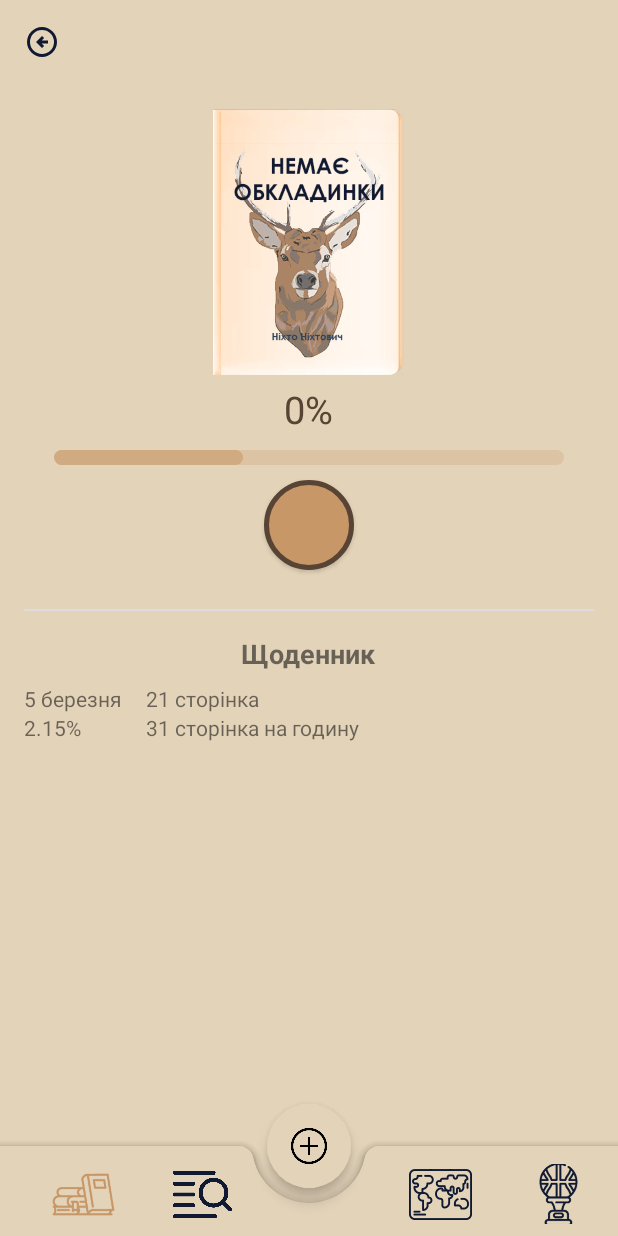
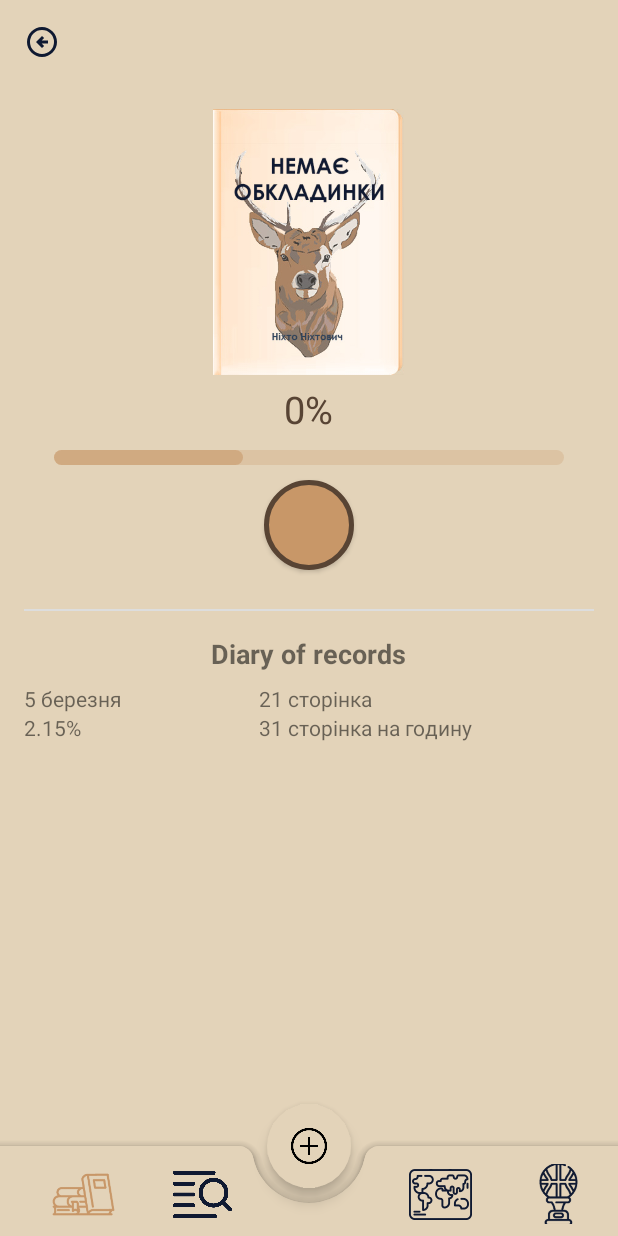
Before and after one commit to DakotaOlha/BookVoyager, an Android app: the fragment BookTimerFragment placed in its activity, on a phone screen of 412 x 824 dp. Run offline under Robolectric (Android 15) with nearby library versions, the phone set to English and light mode, and no system bars; our stand-ins replace Firebase (no records; nobody signed in at launch, a user with empty details on screens opened directly), Picasso; pictures from the network do not load.

Commit message:
Change book timer fragment

```diff
--- a/app/src/main/java/com/example/bookvoyager/BookTimerFragment.java
+++ b/app/src/main/java/com/example/bookvoyager/BookTimerFragment.java
@@ -10,6 +10,8 @@ import android.view.ViewGroup;
 import android.widget.ImageButton;
 import android.widget.ImageView;
 import android.widget.ProgressBar;
+import android.widget.TableLayout;
+import android.widget.TableRow;
 import android.widget.TextView;
 
 import androidx.annotation.NonNull;
@@ -32,8 +34,6 @@ import java.util.Locale;
 public class BookTimerFragment extends Fragment {
 
     private static final String ARG_TITLE = "title";
-    private static final String ARG_PROGRESS = "progress";
-    private static final String ARG_TIME_LOGGED = "time_logged";
 
     ReadingSessions readingSessions = null;
     private int percent = 80;
@@ -58,8 +58,6 @@ public class BookTimerFragment extends Fragment {
         BookTimerFragment fragment = new BookTimerFragment();
         Bundle args = new Bundle();
         args.putString(ARG_TITLE, title);
-//        args.putString(ARG_PROGRESS, progress);
-//        args.putString(ARG_TIME_LOGGED, timeLogged);
         args.putString("coverUrl", coverUrl);
         fragment.setArguments(args);
         return fragment;
@@ -135,6 +133,10 @@ public class BookTimerFragment extends Fragment {
                 handler.postDelayed(this, 1000);
             }
         };
+
+        TableLayout tableLayout = view.findViewById(R.id.statsTable);
+        addStatsRow(tableLayout, "5 березня", "21 сторінка");
+        addStatsRow(tableLayout, "2.15%", "31 сторінка на годину");
 
         getDataFromFirebase();
         return view;
@@ -256,13 +258,11 @@ public class BookTimerFragment extends Fragment {
                 int currentPage = Integer.parseInt(pageStr);
                 //saveReadingProgress(currentPage, elapsedTime);
             }
-            // Скидаємо секундомір після збереження
             elapsedTime = 0;
             updateTimerText(0);
         });
         builder.setNegativeButton("Скасувати", (dialog, which) -> {
             dialog.cancel();
-            // Скидаємо секундомір, якщо користувач скасував
             elapsedTime = 0;
             updateTimerText(0);
         });
@@ -386,6 +386,21 @@ public class BookTimerFragment extends Fragment {
 
     }
 
+    private void addStatsRow(TableLayout table, String leftText, String rightText) {
+        TableRow row = new TableRow(getContext());
+
+        TextView leftView = new TextView(getContext());
+        leftView.setText(leftText);
+        row.addView(leftView);
+
+        TextView rightView = new TextView(getContext());
+        rightView.setText(rightText);
+        rightView.setPadding(16, 0, 0, 0);
+        row.addView(rightView);
+
+        table.addView(row);
+    }
+
     @Override
     public void onDestroy() {
         super.onDestroy();
--- a/app/src/main/res/layout/fragment_book_timer.xml
+++ b/app/src/main/res/layout/fragment_book_timer.xml
@@ -100,7 +100,7 @@
             android:layout_height="wrap_content"
             android:text="Завершити"
             android:visibility="gone"
-            app:backgroundTint="@color/BlackBlue"/>
+            app:backgroundTint="@color/BlackBrown"/>
     </LinearLayout>
 
     <View
@@ -112,38 +112,16 @@
     <TextView
         android:layout_width="wrap_content"
         android:layout_height="wrap_content"
-        android:text="Щоденник"
+        android:text="Diary of records"
         android:textSize="18sp"
         android:textStyle="bold"/>
 
     <TableLayout
+        android:id="@+id/statsTable"
         android:layout_width="match_parent"
         android:layout_height="wrap_content"
-        android:layout_marginTop="8dp">
-
-        <TableRow>
-            <TextView
-                android:layout_width="wrap_content"
-                android:layout_height="wrap_content"
-                android:text="5 березня"/>
-            <TextView
-                android:layout_width="wrap_content"
-                android:layout_height="wrap_content"
-                android:layout_marginStart="16dp"
-                android:text="21 сторінка"/>
-        </TableRow>
-
-        <TableRow>
-            <TextView
-                android:layout_width="wrap_content"
-                android:layout_height="wrap_content"
-                android:text="2.15%"/>
-            <TextView
-                android:layout_width="wrap_content"
-                android:layout_height="wrap_content"
-                android:layout_marginStart="16dp"
-                android:text="31 сторінка на годину"/>
-        </TableRow>
+        android:layout_marginTop="8dp"
+        android:stretchColumns="*">
     </TableLayout>
 
 </LinearLayout>
```
